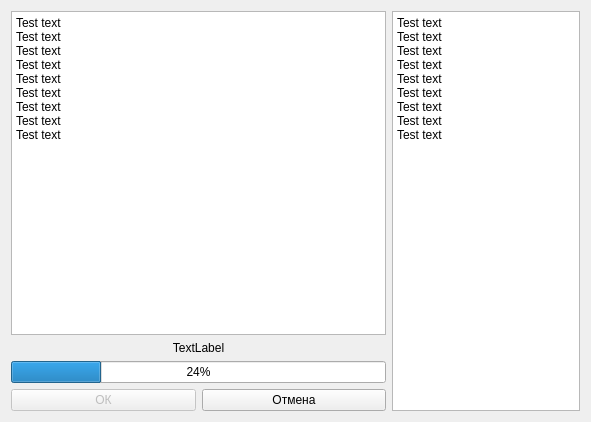
denzor200/BiffGui, file sources/generating.ui: the form before one commit.
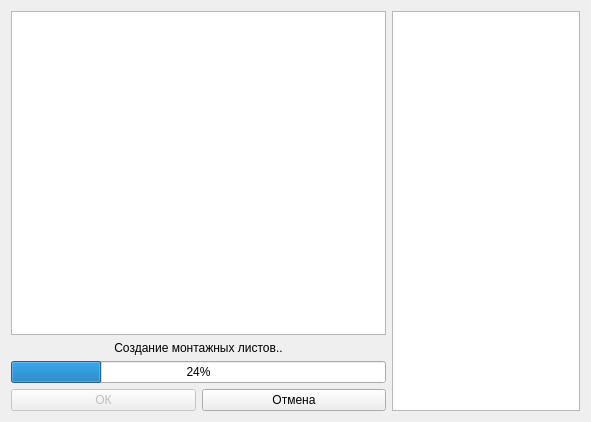
The form after the commit.

Commit message: Generating mounting sheets: basic functional was implemented

```diff
--- a/sources/generating.ui
+++ b/sources/generating.ui
@@ -31,24 +31,14 @@
         <bool>true</bool>
        </property>
        <property name="plainText">
-        <string>Test text
-Test text
-Test text
-Test text
-Test text
-Test text
-Test text
-Test text
-Test text
-
-</string>
+        <string/>
        </property>
       </widget>
      </item>
      <item>
       <widget class="QLabel" name="label">
        <property name="text">
-        <string>TextLabel</string>
+        <string>Создание монтажных листов..</string>
        </property>
        <property name="alignment">
         <set>Qt::AlignCenter</set>
@@ -102,17 +92,7 @@
         <bool>true</bool>
        </property>
        <property name="plainText">
-        <string>Test text
-Test text
-Test text
-Test text
-Test text
-Test text
-Test text
-Test text
-Test text
-
-</string>
+        <string/>
        </property>
        <property name="centerOnScroll">
         <bool>false</bool>
```
Left out of the diff: 10 changed lines with no effect on the pictures. The commit also changes 6 other files.
